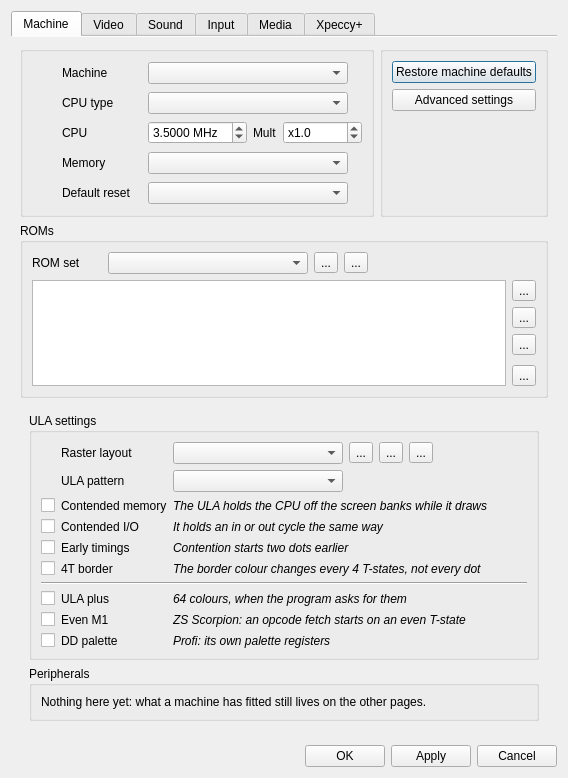
This is ui/setupwin.ui in dotkoval/xpeccy-plus as Qt 5 draws it before an edit. The edited form follows.
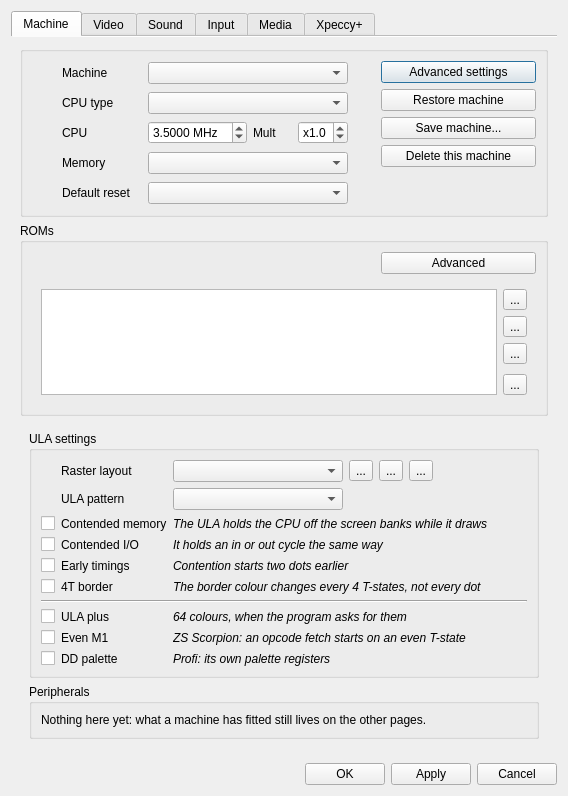
This is the edited form. Icons and pictures are not drawn. Custom widgets are drawn as their Qt base class.

Commit message: ROM slots, and machines of your own

```diff
--- a/ui/setupwin.ui
+++ b/ui/setupwin.ui
@@ -74,9 +74,9 @@
         </attribute>
         <layout class="QVBoxLayout" name="verticalLayout_39" stretch="0,0,10">
          <item>
-          <layout class="QHBoxLayout" name="horizontalLayout_9" stretch="10,0">
-           <item>
             <widget class="QGroupBox" name="archArchGBox">
+           <layout class="QHBoxLayout" name="horizontalLayout_9">
+            <item>
              <layout class="QGridLayout" name="gridLayout" columnstretch="0,0,0,0,10">
                <item row="0" column="0">
                 <widget class="QLabel" name="icoMachine">
@@ -218,11 +218,38 @@
                  </property>
                 </widget>
                </item>
-               <item row="2" column="2">
+               <item row="2" column="2" colspan="3">
+                <widget class="QWidget" name="freqBox" native="true">
+                 <property name="minimumSize">
+                  <size>
+                   <width>200</width>
+                   <height>0</height>
+                  </size>
+                 </property>
+                 <property name="maximumSize">
+                  <size>
+                   <width>200</width>
+                   <height>16777215</height>
+                  </size>
+                 </property>
+                 <layout class="QHBoxLayout" name="horizontalLayout_freq">
+                  <property name="leftMargin">
+                   <number>0</number>
+                  </property>
+                  <property name="topMargin">
+                   <number>0</number>
+                  </property>
+                  <property name="rightMargin">
+                   <number>0</number>
+                  </property>
+                  <property name="bottomMargin">
+                   <number>0</number>
+                  </property>
+                  <item>
                 <widget class="QDoubleSpinBox" name="sbFreq">
                  <property name="toolTip">
                   <string>Base clock of the machine. If the video runs off
-the same generator, it sets the frame rate too</string>
+   the same generator, it sets the frame rate too</string>
                  </property>
                  <property name="suffix">
                   <string> MHz</string>
@@ -244,14 +271,14 @@
                  </property>
                 </widget>
                </item>
-               <item row="2" column="3">
+                  <item>
                 <widget class="QLabel" name="labMult">
                  <property name="text">
                   <string>Mult</string>
                  </property>
                 </widget>
                </item>
-               <item row="2" column="4">
+                  <item>
                 <widget class="QDoubleSpinBox" name="sbMult">
                  <property name="toolTip">
                   <string>Multiplier for the CPU clock</string>
@@ -276,6 +303,9 @@
                  </property>
                 </widget>
                </item>
+                 </layout>
+                </widget>
+               </item>
                <item row="3" column="0">
                 <widget class="QLabel" name="icoMemory">
                  <property name="minimumSize">
@@ -398,28 +428,50 @@
                 </spacer>
                </item>
              </layout>
-            </widget>
            </item>
            <item>
-            <widget class="QGroupBox" name="gbMachineButtons">
-             <property name="title">
-              <string/>
+             <spacer name="horizontalSpacer_mach">
+              <property name="orientation">
+               <enum>Qt::Horizontal</enum>
+              </property>
+              <property name="sizeType">
+               <enum>QSizePolicy::Fixed</enum>
+              </property>
+              <property name="sizeHint" stdset="0">
+               <size>
+                <width>24</width>
+                <height>20</height>
+               </size>
+              </property>
+             </spacer>
+            </item>
+            <item>
+             <widget class="QWidget" name="machButtons" native="true">
+              <property name="minimumSize">
+               <size>
+                <width>155</width>
+                <height>0</height>
+               </size>
+              </property>
+              <property name="maximumSize">
+               <size>
+                <width>155</width>
+                <height>16777215</height>
+               </size>
              </property>
               <layout class="QVBoxLayout" name="verticalLayout_26">
-               <item>
-                <widget class="QPushButton" name="pbResetMachine">
-  <property name="icon">
- <iconset resource="../xpeccy.qrc">
-<normaloff>:/images/refresh.png</normaloff>:/images/refresh.png</iconset>
-  </property>
-                 <property name="toolTip">
-                  <string>Drop everything you changed on this machine and take it as it ships</string>
-                 </property>
-                 <property name="text">
-                  <string>Restore machine defaults</string>
-                 </property>
-                </widget>
-               </item>
+                <property name="leftMargin">
+                 <number>0</number>
+                </property>
+                <property name="topMargin">
+                 <number>0</number>
+                </property>
+                <property name="rightMargin">
+                 <number>0</number>
+                </property>
+                <property name="bottomMargin">
+                 <number>0</number>
+                </property>
                <item>
                 <widget class="QPushButton" name="pbAdvanced">
   <property name="icon">
@@ -434,6 +486,48 @@
                  </property>
                 </widget>
                </item>
+                <item>
+                 <widget class="QPushButton" name="pbResetMachine">
+                  <property name="icon">
+                   <iconset resource="../xpeccy.qrc">
+                    <normaloff>:/images/refresh.png</normaloff>:/images/refresh.png</iconset>
+                  </property>
+                  <property name="toolTip">
+                   <string>Drop everything you changed on this machine and take it as it ships</string>
+                  </property>
+                  <property name="text">
+                   <string>Restore machine</string>
+                  </property>
+                 </widget>
+                </item>
+                <item>
+                 <widget class="QPushButton" name="pbSaveMachine">
+                  <property name="icon">
+                   <iconset resource="../xpeccy.qrc">
+                    <normaloff>:/images/save_all.png</normaloff>:/images/save_all.png</iconset>
+                  </property>
+                  <property name="toolTip">
+                   <string>Keep this configuration as a machine of your own. Saving it under its own name updates it</string>
+                  </property>
+                  <property name="text">
+                   <string>Save machine...</string>
+                  </property>
+                 </widget>
+                </item>
+                <item>
+                 <widget class="QPushButton" name="pbDelMachine">
+                  <property name="icon">
+                   <iconset resource="../xpeccy.qrc">
+                    <normaloff>:/images/cancel.png</normaloff>:/images/cancel.png</iconset>
+                  </property>
+                  <property name="toolTip">
+                   <string>Drop a machine of your own. One that shadows a machine that ships puts it back</string>
+                  </property>
+                  <property name="text">
+                   <string>Delete this machine</string>
+                  </property>
+                 </widget>
+                </item>
                <item>
                 <spacer name="verticalSpacer_18">
                  <property name="orientation">
@@ -451,6 +545,7 @@
             </widget>
            </item>
           </layout>
+          </widget>
          </item>
          <item>
           <widget class="QGroupBox" name="gbRoms">
@@ -459,55 +554,13 @@
            </property>
            <layout class="QVBoxLayout" name="verticalLayout_roms">
             <item>
-             <layout class="QHBoxLayout" name="horizontalLayout_2">
+             <layout class="QHBoxLayout" name="horizontalLayout_slots">
               <item>
-               <widget class="QLabel" name="label_2">
-                <property name="minimumSize">
-                 <size>
-                  <width>70</width>
-                  <height>0</height>
-                 </size>
-                </property>
-                <property name="text">
-                 <string>ROM set</string>
-                </property>
-               </widget>
+               <layout class="QGridLayout" name="gridRomSlots">
+               </layout>
               </item>
               <item>
-               <widget class="QComboBox" name="rsetbox">
-                <property name="minimumSize">
-                 <size>
-                  <width>200</width>
-                  <height>0</height>
-                 </size>
-                </property>
-                <property name="maximumSize">
-                 <size>
-                  <width>200</width>
-                  <height>16777215</height>
-                 </size>
-                </property>
-                <property name="toolTip">
-                 <string>The machine's own ROMs, or one of the sets it comes with</string>
-                </property>
-               </widget>
-              </item>
-              <item>
-               <widget class="QToolButton" name="addrset">
-                <property name="text">
-                 <string>...</string>
-                </property>
-               </widget>
-              </item>
-              <item>
-               <widget class="QToolButton" name="rmrset">
-                <property name="text">
-                 <string>...</string>
-                </property>
-               </widget>
-              </item>
-              <item>
-               <spacer name="horizontalSpacer_2">
+               <spacer name="horizontalSpacer_slots">
                 <property name="orientation">
                  <enum>Qt::Horizontal</enum>
                 </property>
@@ -519,8 +572,69 @@
                 </property>
                </spacer>
               </item>
-             </layout>
-            </item>
+              <item>
+               <widget class="QWidget" name="romButtons" native="true">
+                <property name="minimumSize">
+                 <size>
+                  <width>155</width>
+                  <height>0</height>
+                 </size>
+                </property>
+                <property name="maximumSize">
+                 <size>
+                  <width>155</width>
+                  <height>16777215</height>
+                 </size>
+                </property>
+                 <layout class="QVBoxLayout" name="verticalLayout_romsbtn">
+                  <property name="leftMargin">
+                   <number>0</number>
+                  </property>
+                  <property name="topMargin">
+                   <number>0</number>
+                  </property>
+                  <property name="rightMargin">
+                   <number>0</number>
+                  </property>
+                  <property name="bottomMargin">
+                   <number>0</number>
+                  </property>
+                  <item>
+                   <widget class="QPushButton" name="pbRomAdvanced">
+                    <property name="toolTip">
+                     <string>Edit the set file by file: where each one starts,
+  how much of it is read, and where it lands</string>
+                    </property>
+                    <property name="text">
+                     <string>Advanced</string>
+                    </property>
+                    <property name="icon">
+                     <iconset resource="../xpeccy.qrc">
+                      <normaloff>:/images/settings.png</normaloff>:/images/settings.png</iconset>
+                    </property>
+                   </widget>
+                  </item>
+                  <item>
+                   <spacer name="verticalSpacer_romsbtn">
+                    <property name="orientation">
+                     <enum>Qt::Vertical</enum>
+                    </property>
+                    <property name="sizeHint" stdset="0">
+                     <size>
+                      <width>20</width>
+                      <height>5</height>
+                     </size>
+                    </property>
+                   </spacer>
+                  </item>
+                 </layout>
+               </widget>
+              </item>
+             </layout>
+            </item>
+            <item>
+             <widget class="QWidget" name="romAdvBox" native="true">
+              <layout class="QVBoxLayout" name="verticalLayout_romadv">
             <item>
              <layout class="QHBoxLayout" name="horizontalLayout_19">
               <item>
@@ -641,6 +755,9 @@
            </layout>
           </widget>
          </item>
+           </layout>
+          </widget>
+         </item>
          <item>
           <widget class="QWidget" name="advBox" native="true">
            <layout class="QVBoxLayout" name="verticalLayout_adv">
@@ -710,7 +827,7 @@
                  <item>
                   <widget class="QToolButton" name="layDel">
                    <property name="toolTip">
-                    <string>Delete this layout</string>
+                    <string>Delete this layout, or put a shipped one back</string>
                    </property>
                    <property name="text">
                     <string>...</string>
```
Lines whose indentation alone changed are shown as unchanged. The commit also changes 97 other files.
